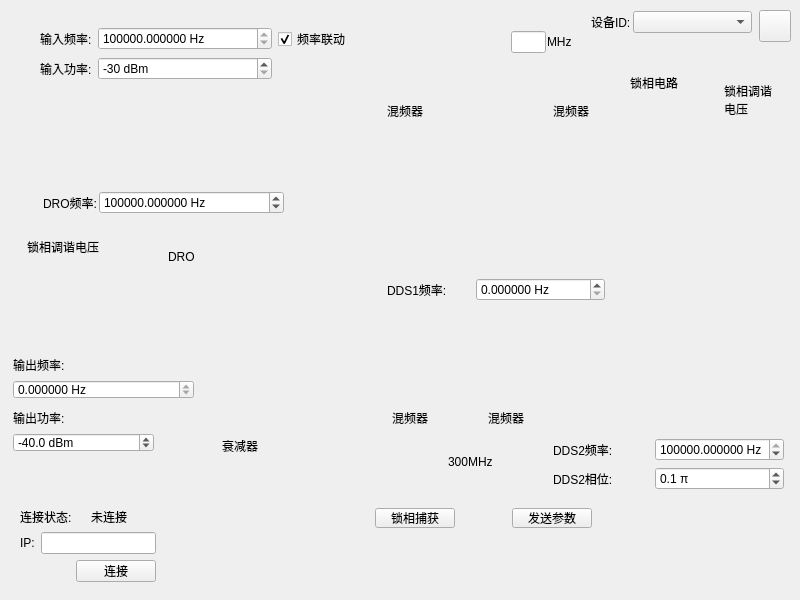
This is newwidget.ui in GrammerT/radio_ctrl as Qt 5 draws it before an edit. The edited form follows.
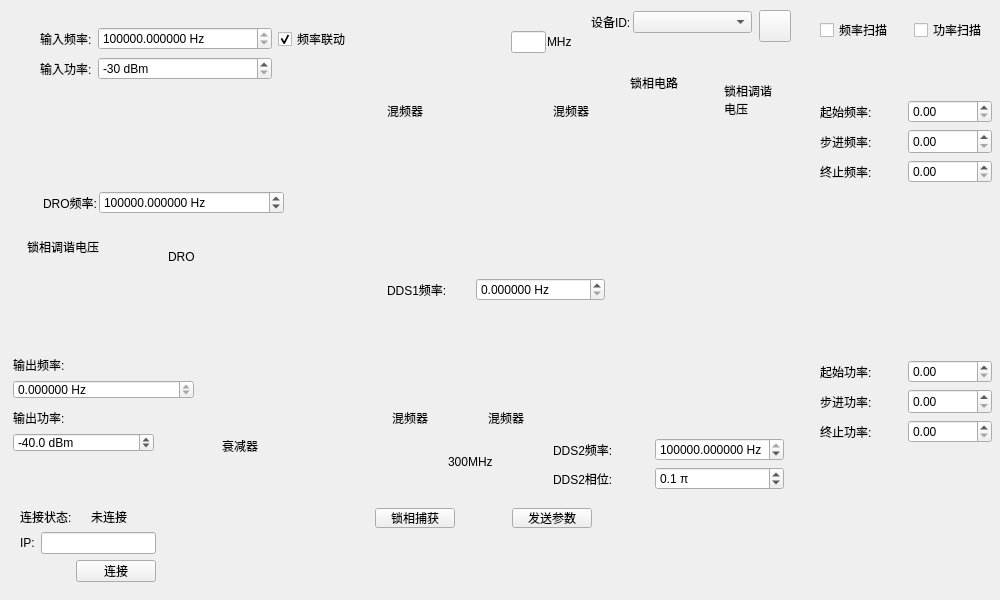
This is the edited form.

Diff of the .ui file:
```diff
--- a/newwidget.ui
+++ b/newwidget.ui
@@ -6,7 +6,7 @@
    <rect>
     <x>0</x>
     <y>0</y>
-    <width>800</width>
+    <width>1000</width>
     <height>600</height>
    </rect>
   </property>
@@ -18,13 +18,13 @@
   </property>
   <property name="minimumSize">
    <size>
-    <width>800</width>
+    <width>1000</width>
     <height>600</height>
    </size>
   </property>
   <property name="maximumSize">
    <size>
-    <width>800</width>
+    <width>1000</width>
     <height>600</height>
    </size>
   </property>
@@ -749,6 +749,176 @@
     </item>
    </layout>
   </widget>
+  <widget class="QWidget" name="layoutWidget">
+   <property name="geometry">
+    <rect>
+     <x>820</x>
+     <y>100</y>
+     <width>172</width>
+     <height>83</height>
+    </rect>
+   </property>
+   <layout class="QGridLayout" name="gridLayout_3">
+    <item row="0" column="1">
+     <widget class="QDoubleSpinBox" name="m_pDSBStartFrenq">
+      <property name="maximumSize">
+       <size>
+        <width>110</width>
+        <height>11111111</height>
+       </size>
+      </property>
+      <property name="maximum">
+       <double>10000000000000000725314363815292351261583744096465219555182101554790400.000000000000000</double>
+      </property>
+     </widget>
+    </item>
+    <item row="1" column="1" rowspan="3">
+     <widget class="QDoubleSpinBox" name="m_pDSBBujinFrenq">
+      <property name="maximumSize">
+       <size>
+        <width>110</width>
+        <height>11111111</height>
+       </size>
+      </property>
+      <property name="maximum">
+       <double>10000000000000000725314363815292351261583744096465219555182101554790400.000000000000000</double>
+      </property>
+     </widget>
+    </item>
+    <item row="4" column="0">
+     <widget class="QLabel" name="label_25">
+      <property name="text">
+       <string>终止频率:</string>
+      </property>
+     </widget>
+    </item>
+    <item row="4" column="1">
+     <widget class="QDoubleSpinBox" name="m_pDSBEndFrenq">
+      <property name="maximumSize">
+       <size>
+        <width>110</width>
+        <height>11111111</height>
+       </size>
+      </property>
+      <property name="maximum">
+       <double>10000000000000000725314363815292351261583744096465219555182101554790400.000000000000000</double>
+      </property>
+     </widget>
+    </item>
+    <item row="0" column="0">
+     <widget class="QLabel" name="label_23">
+      <property name="text">
+       <string>起始频率:</string>
+      </property>
+     </widget>
+    </item>
+    <item row="1" column="0" rowspan="3">
+     <widget class="QLabel" name="label_24">
+      <property name="text">
+       <string>步进频率:</string>
+      </property>
+     </widget>
+    </item>
+   </layout>
+  </widget>
+  <widget class="QWidget" name="layoutWidget_3">
+   <property name="geometry">
+    <rect>
+     <x>820</x>
+     <y>360</y>
+     <width>172</width>
+     <height>83</height>
+    </rect>
+   </property>
+   <layout class="QGridLayout" name="gridLayout_4">
+    <item row="0" column="1">
+     <widget class="QDoubleSpinBox" name="m_pDSBStartPower">
+      <property name="maximumSize">
+       <size>
+        <width>110</width>
+        <height>11111111</height>
+       </size>
+      </property>
+      <property name="maximum">
+       <double>10000000000000000725314363815292351261583744096465219555182101554790400.000000000000000</double>
+      </property>
+     </widget>
+    </item>
+    <item row="1" column="1" rowspan="3">
+     <widget class="QDoubleSpinBox" name="m_pDSBBujinpower">
+      <property name="maximumSize">
+       <size>
+        <width>110</width>
+        <height>11111111</height>
+       </size>
+      </property>
+      <property name="maximum">
+       <double>10000000000000000725314363815292351261583744096465219555182101554790400.000000000000000</double>
+      </property>
+     </widget>
+    </item>
+    <item row="4" column="0">
+     <widget class="QLabel" name="label_26">
+      <property name="text">
+       <string>终止功率:</string>
+      </property>
+     </widget>
+    </item>
+    <item row="4" column="1">
+     <widget class="QDoubleSpinBox" name="m_pDSBEndPower">
+      <property name="maximumSize">
+       <size>
+        <width>110</width>
+        <height>11111111</height>
+       </size>
+      </property>
+      <property name="maximum">
+       <double>10000000000000000725314363815292351261583744096465219555182101554790400.000000000000000</double>
+      </property>
+     </widget>
+    </item>
+    <item row="0" column="0">
+     <widget class="QLabel" name="label_27">
+      <property name="text">
+       <string>起始功率:</string>
+      </property>
+     </widget>
+    </item>
+    <item row="1" column="0" rowspan="3">
+     <widget class="QLabel" name="label_28">
+      <property name="text">
+       <string>步进功率:</string>
+      </property>
+     </widget>
+    </item>
+   </layout>
+  </widget>
+  <widget class="QWidget" name="layoutWidget">
+   <property name="geometry">
+    <rect>
+     <x>820</x>
+     <y>20</y>
+     <width>181</width>
+     <height>20</height>
+    </rect>
+   </property>
+   <layout class="QHBoxLayout" name="horizontalLayout_8">
+    <item>
+     <widget class="QCheckBox" name="m_pCBScanFreq">
+      <property name="text">
+       <string>频率扫描</string>
+      </property>
+     </widget>
+    </item>
+    <item>
+     <widget class="QCheckBox" name="m_pCBScanpower">
+      <property name="text">
+       <string>功率扫描</string>
+      </property>
+     </widget>
+    </item>
+   </layout>
+  </widget>
  </widget>
  <resources/>
  <connections/>
```
